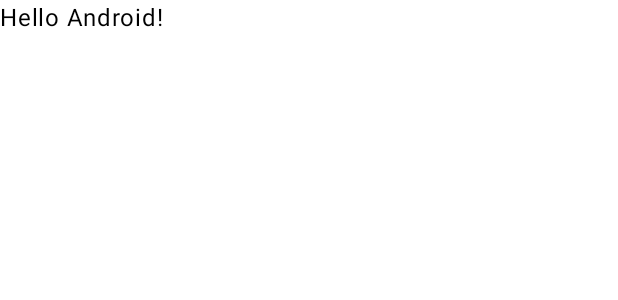
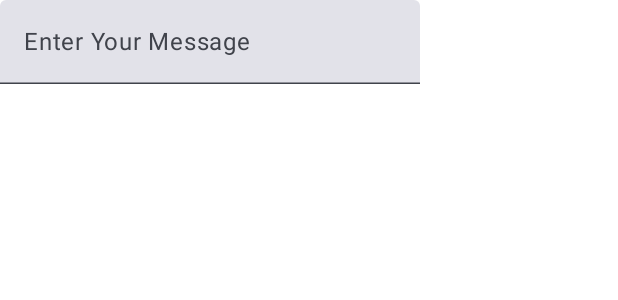
Before and after one commit to susantkumarbhuyan/Compose_Test_App, an Android app built with Jetpack Compose: the @Preview function GreetingPreview, on a phone screen of 412 x 824 dp. Shown: the top 300 px of the screen. Run offline under Robolectric (Android 15) with nearby library versions, the phone set to English and light mode, and no system bars.

Commit message:
TextFiled and State Example

```diff
--- a/app/src/main/java/com/zerocoder/MainActivity.kt
+++ b/app/src/main/java/com/zerocoder/MainActivity.kt
@@ -1,31 +1,56 @@
 package com.zerocoder
 
+import android.content.Context
 import android.os.Bundle
+import android.widget.Toast
 import androidx.activity.ComponentActivity
 import androidx.activity.compose.setContent
-import androidx.compose.foundation.layout.fillMaxSize
-import androidx.compose.material3.MaterialTheme
-import androidx.compose.material3.Surface
+
+import androidx.compose.material3.ExperimentalMaterial3Api
+
 import androidx.compose.material3.Text
+import androidx.compose.material3.TextField
 import androidx.compose.runtime.Composable
-import androidx.compose.ui.Modifier
+import androidx.compose.runtime.mutableStateOf
+import androidx.compose.runtime.remember
+
 import androidx.compose.ui.tooling.preview.Preview
 import com.zerocoder.ui.theme.Compose_Test_AppTheme
 
 class MainActivity : ComponentActivity() {
+
     override fun onCreate(savedInstanceState: Bundle?) {
         super.onCreate(savedInstanceState)
+
         setContent {
             Greeting("Susant")
         }
     }
 }
 
+@OptIn(ExperimentalMaterial3Api::class)
 @Composable
 fun Greeting(name: String) {
-    Text(
-        text = "Hello $name!",
-        )
+//    Text(
+//        text = "Hello $name!",
+//        textAlign = TextAlign.Center,
+//        color = Color.Blue,
+//        fontSize = 25.sp,
+//        fontStyle = FontStyle.Italic
+//    )
+//    Image(painter = painterResource(id = R.drawable.ic_launcher_background), contentDescription = "Call"
+//    )
+//    Button(onClick = { /*TODO*/ }, colors = ButtonDefaults.buttonColors(
+//        containerColor= Color.Blue, contentColor = Color.Cyan
+//    )) {
+//        Text(text = "Submit")
+//    }
+    val state = remember { mutableStateOf("") }
+    TextField(
+        value = state.value,
+        onValueChange = { state.value = it },
+        label = { Text("Enter Your Message") })
+
 }
 
 @Preview(showBackground = true, showSystemUi = true)
```
